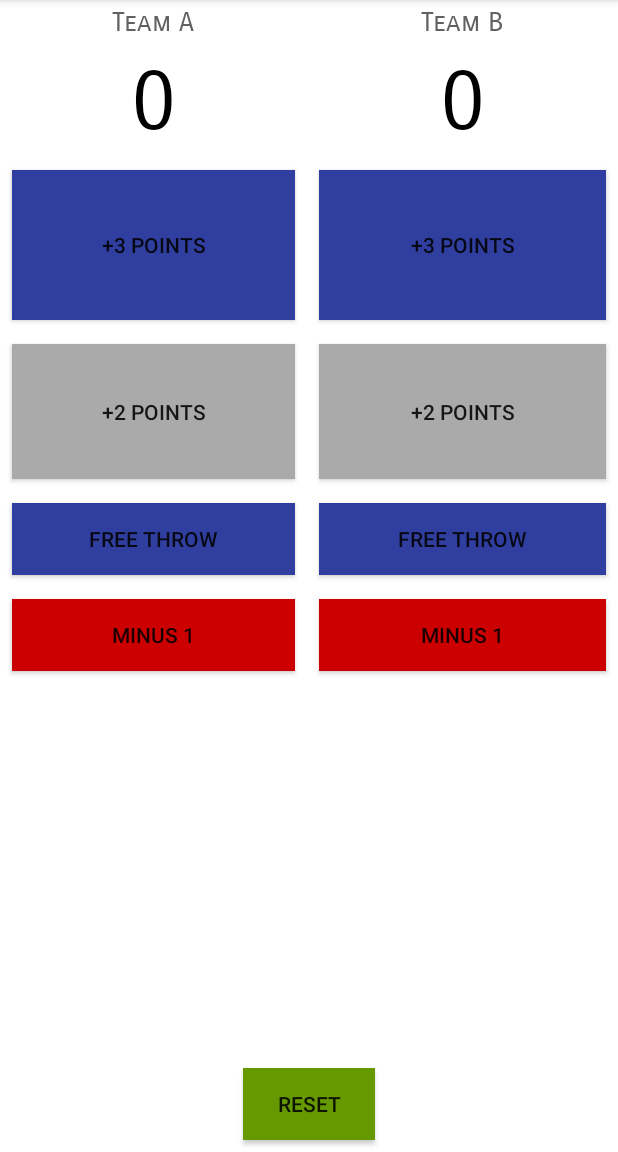
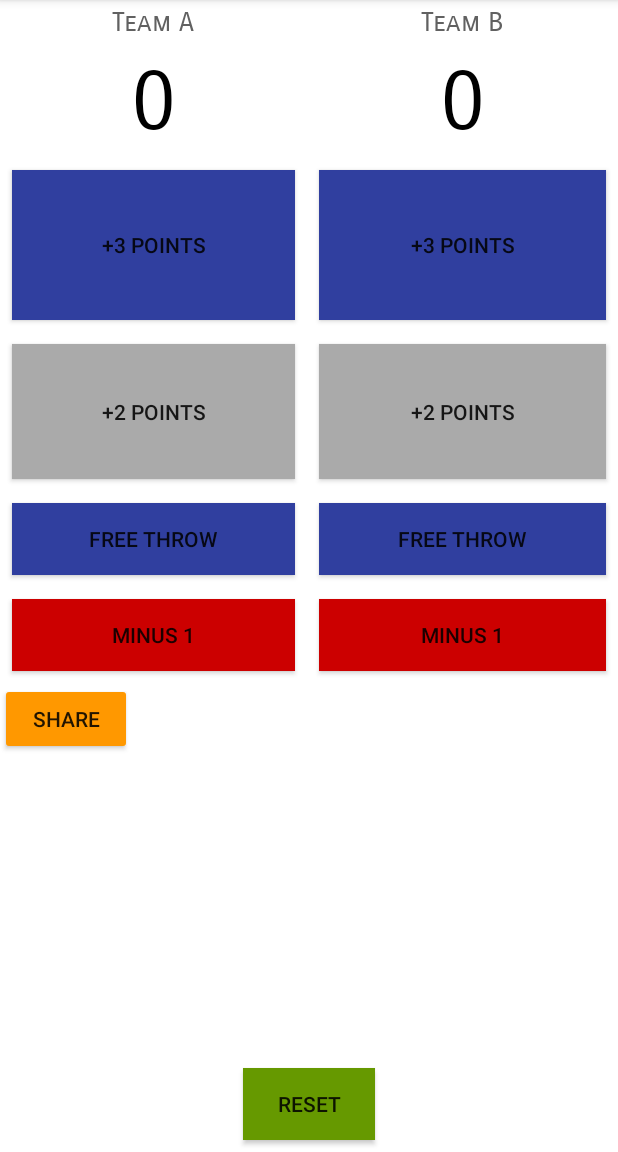
Before and after one commit to lovelle3025/CourtCounter, an Android app: the screen it shows after launch (MainActivity), on a phone screen of 412 x 824 dp, the part 84-1236 px from its top. Run offline under Robolectric (Android 15) with nearby library versions, the phone set to English and light mode, and no system bars; libraries missing offline, so code that uses them is left out: com.google.android.gms.

Commit message:
add share button

```diff
--- a/app/build.gradle
+++ b/app/build.gradle
@@ -30,8 +30,10 @@ dependencies {
     compile fileTree(include: ['*.jar'], dir: 'libs')
     compile 'com.android.support:appcompat-v7:24.2.1'
     compile 'com.google.firebase:firebase-messaging:10.0.1'
+    compile 'com.google.firebase:firebase-invites:10.0.1'
     testCompile 'junit:junit:4.12'
 }
 
 
+
 apply plugin: 'com.google.gms.google-services'
--- a/app/src/main/res/layout/activity_main.xml
+++ b/app/src/main/res/layout/activity_main.xml
@@ -91,6 +91,12 @@
                 tools:ignore="HardcodedText"
                 android:background="@android:color/holo_red_dark" />
 
+            <Button
+                android:text="Share"
+                android:layout_width="wrap_content"
+                android:layout_height="wrap_content"
+                android:id="@+id/button3" />
+
         </LinearLayout>
 
         <LinearLayout
@@ -158,6 +164,7 @@
             android:layout_height="wrap_content"
             tools:ignore="HardcodedText"
             android:background="@android:color/holo_red_dark" />
+
         </LinearLayout>
 
 
--- a/app/src/main/res/values/strings.xml
+++ b/app/src/main/res/values/strings.xml
@@ -1,3 +1,7 @@
 <resources>
     <string name="app_name">KeepScore</string>
+    <string name="invitation_title" />
+    <string name="invitation_message" />
+    <string name="invitation_deep_link" />
+    <string name="invitation_custom_image" />
 </resources>
```
Also changed, not shown: app/src/main/java/com/firstone/android/courtcounter/MainActivity.java (+7 -1 lines). Lines whose indentation alone changed are shown as unchanged.
